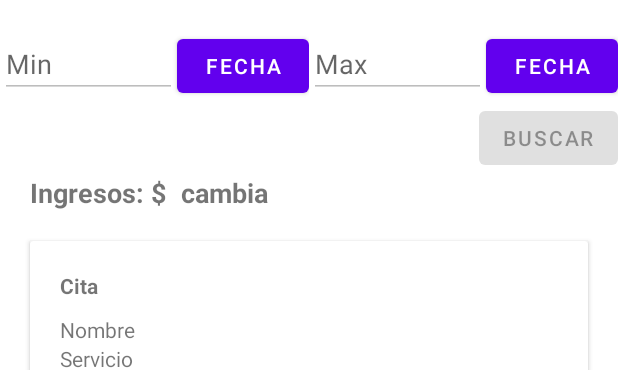
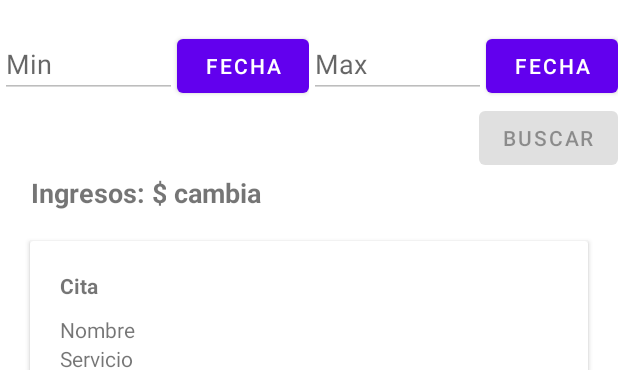
Before and after one commit to paolaqgs/Saloon, an Android app: the layout activity_verc.xml on its own in the app's theme, with its tools: preview values and no code run, on a phone screen of 412 x 824 dp. Shown: the top 370 px of the screen. Run offline under Robolectric (Android 15) with nearby library versions, the phone set to English and light mode, and no system bars.

Commit message:
estoy llorando bai

```diff
--- a/app/src/main/res/layout/activity_main.xml
+++ b/app/src/main/res/layout/activity_main.xml
@@ -13,7 +13,8 @@
             android:layout_width="wrap_content"
             android:layout_height="wrap_content"
             app:srcCompat="@drawable/skype"
-            android:layout_marginBottom="50dp"/>
+            android:layout_marginBottom="50dp"
+            android:contentDescription="@string/logo" />
 
         <TextView
             android:id="@+id/textView"
--- a/app/src/main/res/layout/activity_splash.xml
+++ b/app/src/main/res/layout/activity_splash.xml
@@ -19,7 +19,8 @@
             <ImageView
                 android:layout_width="wrap_content"
                 android:layout_height="wrap_content"
-                app:srcCompat="@drawable/skype" />
+                app:srcCompat="@drawable/skype"
+                android:contentDescription="@string/logo" />
         </LinearLayout>
         <LinearLayout
             android:layout_width="match_parent"
--- a/app/src/main/res/layout/activity_verc.xml
+++ b/app/src/main/res/layout/activity_verc.xml
@@ -26,7 +26,7 @@
 
                 <EditText
                     android:id="@+id/input_min"
-                    android:layout_width="match_parent"
+                    android:layout_width="0dp"
                     android:layout_height="wrap_content"
                     android:layout_weight="1"
                     android:enabled="false"
@@ -35,7 +35,7 @@
                     android:id="@+id/btnmin"
                     android:layout_width="wrap_content"
                     android:layout_height="wrap_content"
-                    android:text="Fecha"/>
+                    android:text="@string/fecha"/>
 
             </LinearLayout>
             <LinearLayout
@@ -46,7 +46,7 @@
 
                 <EditText
                     android:id="@+id/input_max"
-                    android:layout_width="match_parent"
+                    android:layout_width="0dp"
                     android:layout_height="wrap_content"
                     android:layout_weight="1"
                     android:enabled="false"
@@ -55,13 +55,13 @@
                     android:id="@+id/btnmax"
                     android:layout_width="wrap_content"
                     android:layout_height="wrap_content"
-                    android:text="Fecha"/>
+                    android:text="@string/fecha"/>
             </LinearLayout>
         </LinearLayout>
         <Button
             android:layout_width="wrap_content"
             android:layout_height="wrap_content"
-            android:text="Buscar"
+            android:text="@string/buscar"
             android:enabled="false"
             android:id="@+id/btnbuscar"
             android:layout_gravity="end"/>
@@ -70,24 +70,26 @@
             android:layout_width="match_parent"
             android:layout_height="wrap_content"
             android:layout_marginLeft="20dp"
-            android:orientation="horizontal">
+            android:orientation="horizontal"
+            android:layout_marginStart="20dp">
             <TextView
                 android:layout_width="wrap_content"
                 android:layout_height="wrap_content"
                 android:textStyle="bold"
-                android:textSize="18dp"
+                android:textSize="18sp"
                 android:gravity="center"
                 android:layout_gravity="center"
-                android:text="Ingresos: $ "/>
+                android:text="@string/ingresos"/>
             <TextView
                 android:id="@+id/ingresos"
                 android:layout_width="wrap_content"
                 android:layout_height="wrap_content"
                 android:gravity="center"
                 android:layout_marginLeft="5dp"
-                android:textSize="18dp"
+                android:textSize="18sp"
                 android:textStyle="bold"
-                android:text="cambia"/>
+                android:text="cambia"
+                android:layout_marginStart="5dp" />
         </LinearLayout>
 
     </LinearLayout>
@@ -109,6 +111,7 @@
         android:layout_alignParentEnd="true"
         android:layout_margin="20dp"
         android:tint="@android:color/white"
-        android:layout_alignParentRight="true" />
+        android:layout_alignParentRight="true"
+        android:contentDescription="boton flotante agregar cita" />
 
 </RelativeLayout>
--- a/app/src/main/res/layout/item_layout.xml
+++ b/app/src/main/res/layout/item_layout.xml
@@ -15,7 +15,7 @@
             android:id="@+id/tvcita"
             android:layout_width="match_parent"
             android:layout_height="wrap_content"
-            android:text="Cita"
+            android:text="@string/cita"
             android:textStyle="bold" />
 
         <TextView
@@ -40,7 +40,8 @@
                 android:layout_width="wrap_content"
                 android:layout_height="wrap_content"
                 android:layout_marginRight="110dp"
-                android:text="Fecha" />
+                android:text="Fecha"
+                android:layout_marginEnd="110dp" />
 
             <TextView
                 android:id="@+id/tvhora"
@@ -53,7 +54,8 @@
                 android:textStyle="bold"
                 android:layout_gravity="center"
                 android:layout_marginLeft="5dp"
-                android:text="Hr" />
+                android:text="@string/hr"
+                android:layout_marginStart="5dp" />
 
 
         </LinearLayout>
@@ -67,7 +69,7 @@
                 android:layout_height="wrap_content"
                 android:inputType="number"
                 android:textStyle="bold"
-                android:text="Total: $" />
+                android:text="@string/totals" />
             <TextView
                 android:id="@+id/tvtotal"
                 android:layout_width="wrap_content"
@@ -90,12 +92,14 @@
                 android:id="@+id/ivEdit"
                 android:layout_width="193dp"
                 android:layout_height="40dp"
-                android:src="@drawable/edit"/>
+                android:src="@drawable/edit"
+                android:contentDescription="icono editar" />
             <ImageView
                 android:id="@+id/ivDelete"
                 android:layout_width="wrap_content"
                 android:layout_height="40dp"
-                android:src="@drawable/delete"/>
+                android:src="@drawable/delete"
+                android:contentDescription="icono borrar" />
         </LinearLayout>
     </LinearLayout>
 
--- a/app/src/main/res/values/strings.xml
+++ b/app/src/main/res/values/strings.xml
@@ -6,4 +6,22 @@
     <string name="hello_blank_fragment">No hay registros</string>
     <string name="clientes">Clientes</string>
     <string name="citas">Citas</string>
+    <string name="nueva_cita">Nueva Cita</string>
+    <string name="servicio">Servicio</string>
+    <string name="corte_de_pelo">Corte de pelo</string>
+    <string name="tratamiento_capilar">Tratamiento capilar</string>
+    <string name="fecha">Fecha</string>
+    <string name="hora">Hora</string>
+    <string name="tarjeta">Tarjeta</string>
+    <string name="efectivo">Efectivo</string>
+    <string name="guardar">Guardar</string>
+    <string name="totals">Total: $</string>
+    <string name="hr">Hr</string>
+    <string name="cita">Cita</string>
+    <string name="editar_cita">Editar Cita</string>
+    <string name="forma_de_pago">Forma de pago</string>
+    <string name="actualizar">Actualizar</string>
+    <string name="buscar">Buscar</string>
+    <string name="ingresos">Ingresos: $</string>
+    <string name="logo">logo</string>
 </resources>
```
Also changed, not shown: app/src/main/res/layout/input_layout.xml (+13 -11 lines).
